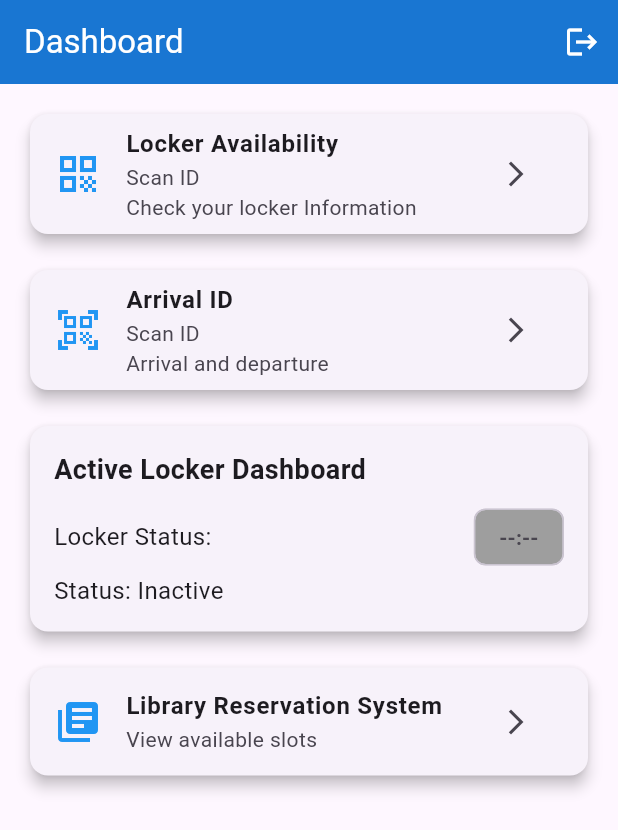
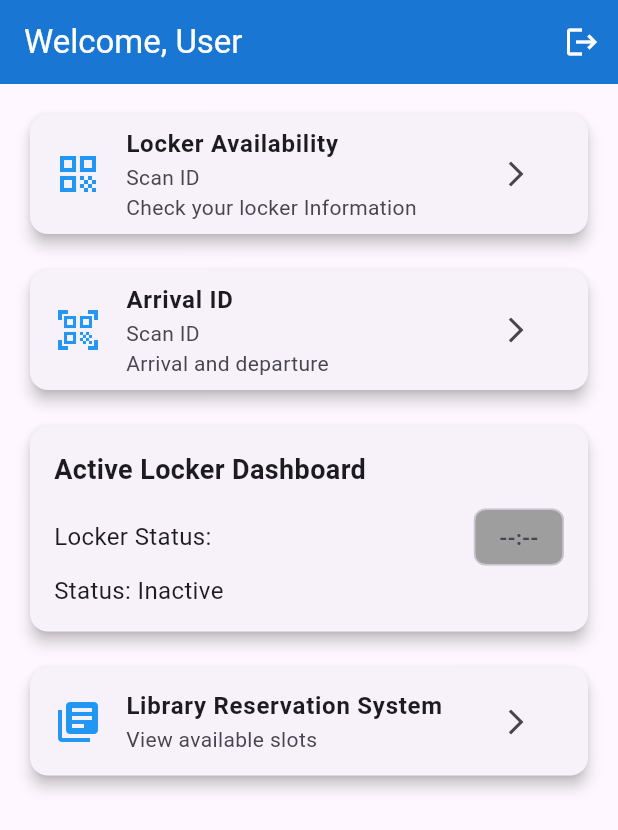
Before and after one commit to abdabkim/libraryscanningsystem, a Flutter app: the HomeScreen screen opened directly, after a tap on the "logout" icon, on a phone screen of 412 x 824 dp. Shown: the top 830 px of the screen. Run offline on Flutter 3.47's test engine with Material 3 defaults, Android fonts, the phone set to English and light mode, and no system bars; our stand-ins replace firebase_auth, firebase_core, fluttertoast, modal_progress_hud_nsn, shared_preferences; accounts and stored records are empty.

Commit message:
Sign up and Login working with username on dashboard and demo of how buttons on homescreen will work

```diff
--- a/lib/home_screen.dart
+++ b/lib/home_screen.dart
@@ -10,30 +10,64 @@ class HomeScreen extends StatefulWidget {
 }
 
 class _HomeScreenState extends State<HomeScreen> {
-  String _fullName = '';
+  String _fullName = 'User'; // Default value
   String _lockerStatus = 'Inactive';
   String _lockerTime = '--:--';
 
   @override
   void initState() {
     super.initState();
-    _getUserName();
+    _loadUserName();
   }
 
-  Future<void> _getUserName() async {
+  Future<void> _loadUserName() async {
+    try {
+      // Get SharedPreferences instance
       final prefs = await SharedPreferences.getInstance();
-    final name = prefs.getString('fullName');
+
+      // Try to get name from SharedPreferences first
+      String? storedName = prefs.getString('fullName');
+      print('Name from SharedPreferences: $storedName'); // Debug print
+
+      if (storedName != null && storedName.isNotEmpty) {
         setState(() {
-      _fullName = name ?? 'User';
+          _fullName = storedName;
+          print(
+              'Setting name from SharedPreferences: $_fullName'); // Debug print
         });
+        return;
       }
 
-  void _handleLogout(BuildContext context) async {
+      // If not in SharedPreferences, try Firebase
+      final user = FirebaseAuth.instance.currentUser;
+      if (user?.displayName != null && user!.displayName!.isNotEmpty) {
+        setState(() {
+          _fullName = user.displayName!;
+          print('Setting name from Firebase: $_fullName'); // Debug print
+        });
+        // Save to SharedPreferences for future use
+        await prefs.setString('fullName', user.displayName!);
+        return;
+      }
+
+      // If we get here, no name was found
+      print('No name found in either location'); // Debug print
+    } catch (e) {
+      print('Error loading user name: $e');
+    }
+  }
+
+  Future<void> _handleLogout(BuildContext context) async {
+    try {
       final prefs = await SharedPreferences.getInstance();
-    await prefs.clear();
+      await prefs.clear(); // Clear all stored data
       await FirebaseAuth.instance.signOut();
+
       if (mounted) {
-      Navigator.pushReplacementNamed(context, 'LoginScreen()');
+        Navigator.pushReplacementNamed(context, '/login');
+      }
+    } catch (e) {
+      print('Error during logout: $e');
     }
   }
 
@@ -128,7 +162,7 @@ class _HomeScreenState extends State<HomeScreen> {
     return Scaffold(
       appBar: AppBar(
         title: Text(
-          _fullName.isEmpty ? 'Dashboard' : 'Welcome, $_fullName',
+          'Welcome, $_fullName',
           style: const TextStyle(color: Colors.white),
         ),
         backgroundColor: Colors.blue.shade700,
--- a/lib/login_screen.dart
+++ b/lib/login_screen.dart
@@ -77,7 +77,7 @@ class _LoginScreenState extends State<LoginScreen> {
         ScaffoldMessenger.of(context).showSnackBar(
           SnackBar(
             content: Text('Welcome back, $fullName!'),
-            backgroundColor: Colors.green,
+            backgroundColor: const Color.fromARGB(255, 36, 14, 235),
           ),
         );
       }
```
Also changed, not shown: lib/register_screen.dart (+25 -92 lines), lib/services/auth_service.dart (+51 -16 lines). Lines whose indentation alone changed are shown as unchanged.
